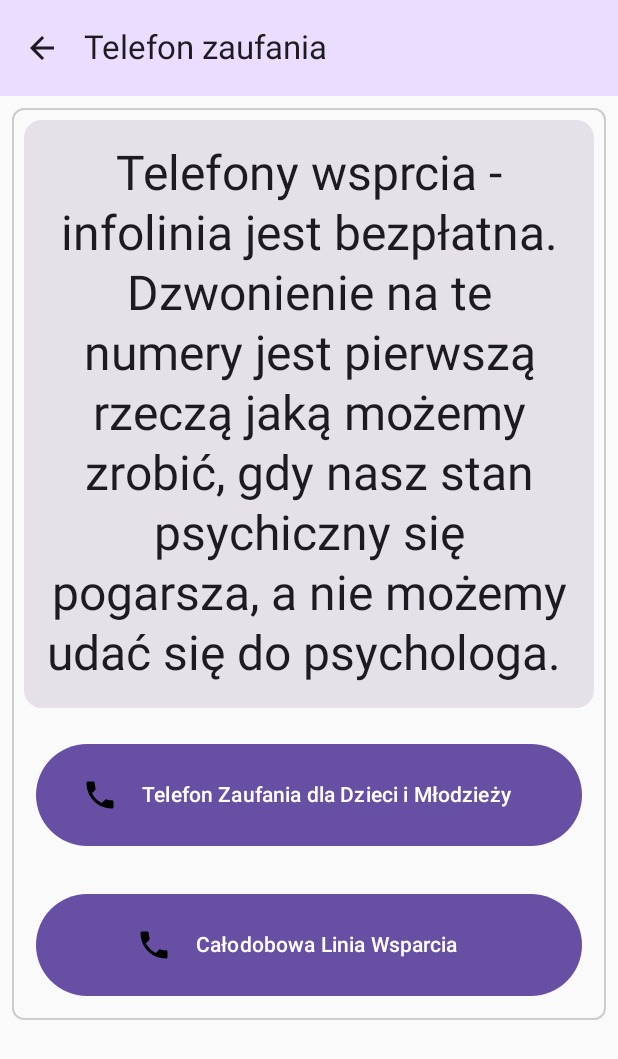
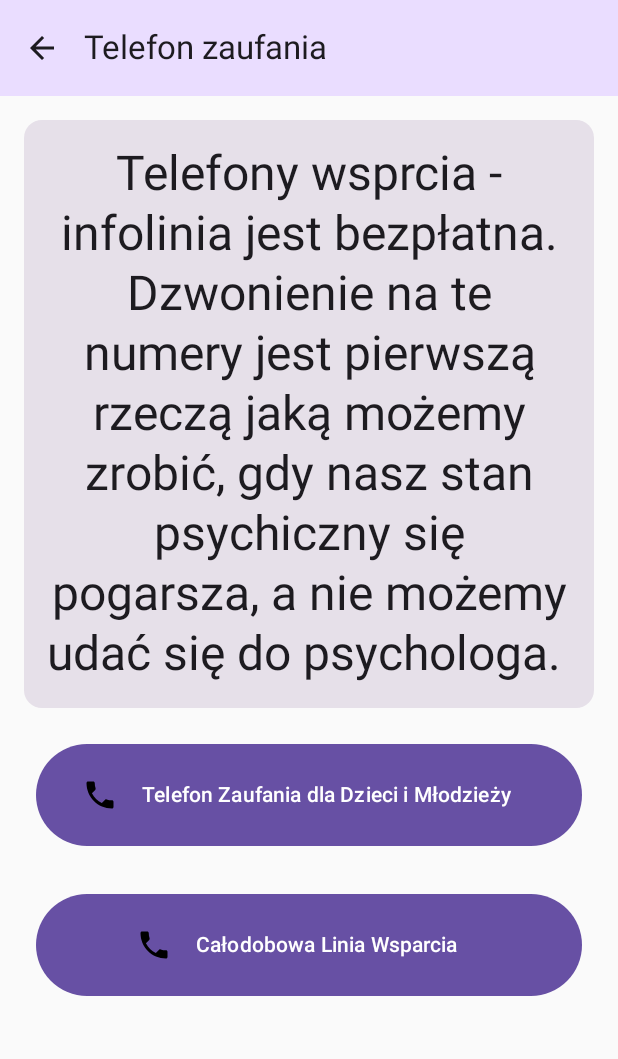
Before and after one commit to M-ichael-M/Psychea20Days, an Android app built with Jetpack Compose: the InfoliniaScreen screen opened through its navigation route, on a phone screen of 412 x 824 dp. Shown: the top 1059 px of the screen. Run offline under Robolectric (Android 15) with nearby library versions, the phone set to English and light mode, and no system bars.

Commit message:
Fix bugs in InfoliniaScreen

```diff
--- a/app/src/main/java/com/example/basicpsychea/ui/screens/Home.kt
+++ b/app/src/main/java/com/example/basicpsychea/ui/screens/Home.kt
@@ -113,7 +113,7 @@ fun HomeScreen(
 
                 Spacer(modifier = Modifier.height(dimensionResource(R.dimen.padding_medium)))
 
-                if(daysSinceInstall<=10) {
+                if(daysSinceInstall>=10) {
                     Box(
                         contentAlignment = Alignment.Center,
                         modifier = modifier
--- a/app/src/main/java/com/example/basicpsychea/ui/screens/tools/Infolinia.kt
+++ b/app/src/main/java/com/example/basicpsychea/ui/screens/tools/Infolinia.kt
@@ -27,32 +27,26 @@ import androidx.compose.ui.unit.dp
 import com.example.basicpsychea.R
 import com.example.basicpsychea.data.infoliniaData
 import com.example.basicpsychea.data.infolinia_list
-
-
 @Composable
-fun InfoliniaScreen()
-{
-    Box(modifier = Modifier.padding(8.dp)) {
-        Column(modifier= Modifier.border(1.dp, color = Color.LightGray, shape = RoundedCornerShape(8.dp))) {
+fun InfoliniaScreen() {
+    LazyColumn(modifier = Modifier.padding(8.dp)) {
+        item {
             Card(
                 modifier = Modifier
                     .padding(8.dp)
                     .fillMaxWidth(),
-            )
-            {
+            ) {
                 Text(
-                    text = stringResource(R.string.telefony_wsprcia_infolinia_jest_bezp_atne_dzwonienie_na_te_numery_jest_pierwsz_rzecz_jak_mo_emy_zrobi_gdy_nasz_stan_si_pogarsza_a_nie_mo_emy_uda_si_do_psychologa), style = MaterialTheme.typography.headlineLarge,
+                    text = stringResource(R.string.telefony_wsprcia_infolinia_jest_bezp_atne_dzwonienie_na_te_numery_jest_pierwsz_rzecz_jak_mo_emy_zrobi_gdy_nasz_stan_si_pogarsza_a_nie_mo_emy_uda_si_do_psychologa),
+                    style = MaterialTheme.typography.headlineLarge,
                     modifier = Modifier.padding(16.dp),
                     textAlign = TextAlign.Center,
-
                 )
             }
+        }
 
-            LazyColumn {
-                items(infolinia_list) { infoliniaItem ->
-                    ClickablePhoneNumber(exercises = infoliniaItem)
-                }
-            }
+        items(infolinia_list) { infoliniaItem ->
+            ClickablePhoneNumber(exercises = infoliniaItem)
         }
     }
 }
@@ -60,7 +54,6 @@ fun InfoliniaScreen()
 @Composable
 fun ClickablePhoneNumber(exercises: infoliniaData) {
     val phoneNumber = stringResource(exercises.phoneNumber)
-
     val context = LocalContext.current
 
     Button(
--- a/app/src/main/java/com/example/basicpsychea/ui/screens/tools/MoodViewModel.kt
+++ /dev/null
@@ -1,4 +0,0 @@
-package com.example.basicpsychea.ui.screens.tools
-
-class MoodViewModel {
-}
```
